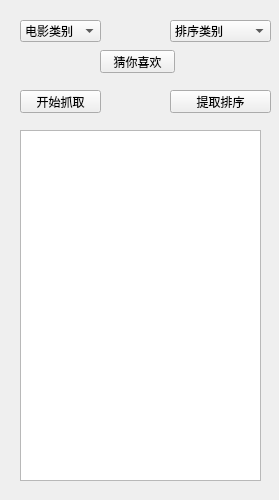
This is viewforspider.ui in misconstrue/spider as Qt 5 draws it before an edit. The edited form follows.
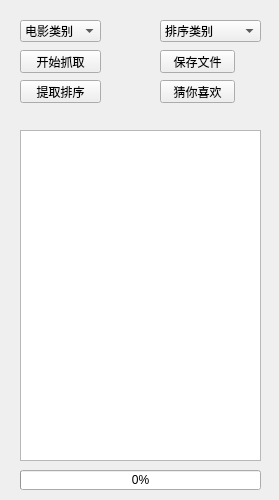
This is the edited form.

What changed in the file:
```diff
--- a/viewforspider.ui
+++ b/viewforspider.ui
@@ -28,7 +28,7 @@
   <widget class="QComboBox" name="sortclass">
    <property name="geometry">
     <rect>
-     <x>170</x>
+     <x>160</x>
      <y>20</y>
      <width>101</width>
      <height>22</height>
@@ -109,7 +109,7 @@
    <property name="geometry">
     <rect>
      <x>20</x>
-     <y>90</y>
+     <y>50</y>
      <width>81</width>
      <height>23</height>
     </rect>
@@ -121,9 +121,9 @@
   <widget class="QPushButton" name="openfile">
    <property name="geometry">
     <rect>
-     <x>170</x>
-     <y>90</y>
-     <width>101</width>
+     <x>20</x>
+     <y>80</y>
+     <width>81</width>
      <height>23</height>
     </rect>
    </property>
@@ -137,15 +137,15 @@
      <x>20</x>
      <y>130</y>
      <width>241</width>
-     <height>351</height>
+     <height>331</height>
     </rect>
    </property>
   </widget>
   <widget class="QPushButton" name="guessyoulike">
    <property name="geometry">
     <rect>
-     <x>100</x>
-     <y>50</y>
+     <x>160</x>
+     <y>80</y>
      <width>75</width>
      <height>23</height>
     </rect>
@@ -154,6 +154,32 @@
     <string>猜你喜欢</string>
    </property>
   </widget>
+  <widget class="QProgressBar" name="progressBar">
+   <property name="geometry">
+    <rect>
+     <x>20</x>
+     <y>470</y>
+     <width>241</width>
+     <height>20</height>
+    </rect>
+   </property>
+   <property name="value">
+    <number>0</number>
+   </property>
+  </widget>
+  <widget class="QPushButton" name="savefile">
+   <property name="geometry">
+    <rect>
+     <x>160</x>
+     <y>50</y>
+     <width>75</width>
+     <height>23</height>
+    </rect>
+   </property>
+   <property name="text">
+    <string>保存文件</string>
+   </property>
+  </widget>
  </widget>
  <resources/>
  <connections>
```
Left out of the diff: 27 changed lines with no effect on the pictures.
